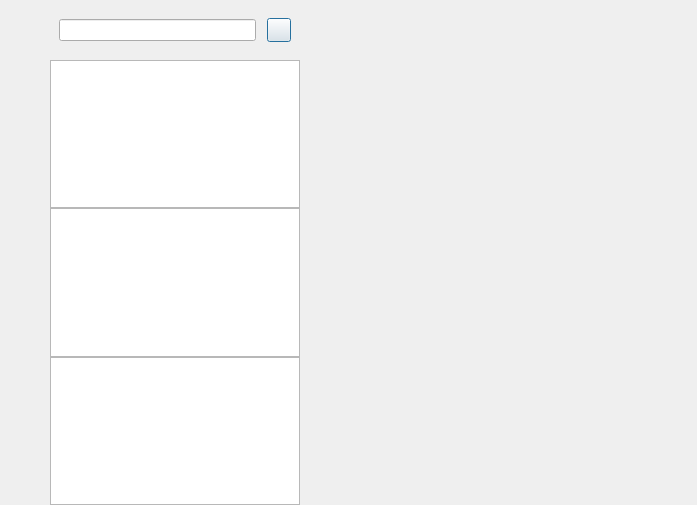
First picture: the form in client/chatdialog.ui, repository infinityqiao/chat_lab, before the edit.
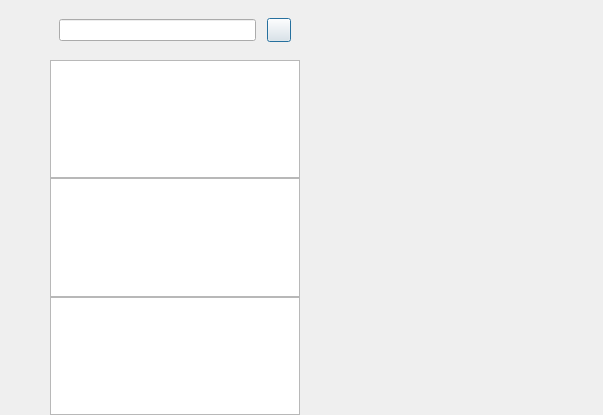
Second picture: the form after the edit. Custom widgets are drawn as their Qt base class.

```diff
--- a/client/chatdialog.ui
+++ b/client/chatdialog.ui
@@ -6,10 +6,16 @@
    <rect>
     <x>0</x>
     <y>0</y>
-    <width>697</width>
-    <height>505</height>
+    <width>603</width>
+    <height>415</height>
    </rect>
   </property>
+  <property name="maximumSize">
+   <size>
+    <width>16777215</width>
+    <height>16777215</height>
+   </size>
+  </property>
   <property name="windowTitle">
    <string>Dialog</string>
   </property>
```
